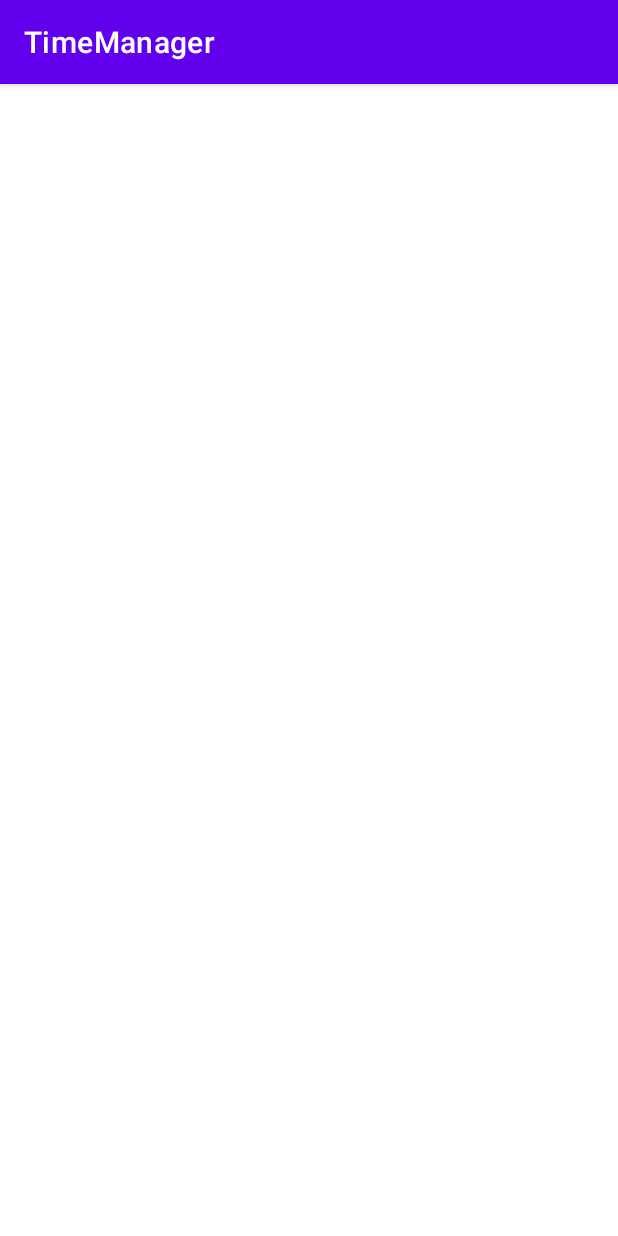
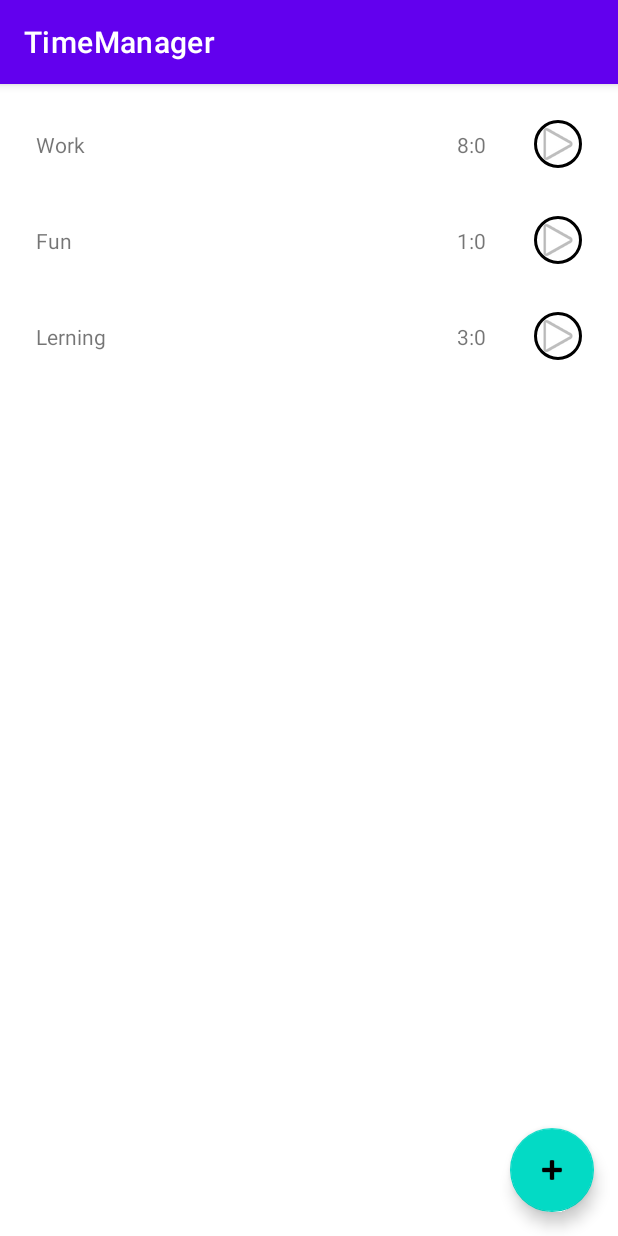
Before and after one commit to lordicase/TimeManager, an Android app: the screen it shows after launch (MainActivity), on a phone screen of 412 x 824 dp. Run offline under Robolectric (Android 15) with nearby library versions, the phone set to English and light mode, and no system bars.

Commit message:
added RecycleViev Adapter

```diff
--- a/app/src/main/java/com/example/timemanager/MainActivity.java
+++ b/app/src/main/java/com/example/timemanager/MainActivity.java
@@ -1,14 +1,26 @@
 package com.example.timemanager;
 
 import androidx.appcompat.app.AppCompatActivity;
+import androidx.recyclerview.widget.LinearLayoutManager;
+import androidx.recyclerview.widget.RecyclerView;
 
 import android.os.Bundle;
 
 public class MainActivity extends AppCompatActivity {
+    public static RecyclerView recycleView;
+    String project[], time[];
 
     @Override
     protected void onCreate(Bundle savedInstanceState) {
         super.onCreate(savedInstanceState);
         setContentView(R.layout.activity_main);
+        recycleView = (RecyclerView) findViewById(R.id.recyclerview);
+
+        project = getResources().getStringArray(R.array.Project);
+        time = getResources().getStringArray(R.array.Time);
+
+        Project_Adapter projectAdapter = new Project_Adapter(this, project,time);
+        recycleView.setAdapter(projectAdapter);
+        recycleView.setLayoutManager(new LinearLayoutManager(this));
     }
 }
--- a/app/src/main/java/com/example/timemanager/Project_Adapter.java
+++ b/app/src/main/java/com/example/timemanager/Project_Adapter.java
@@ -1,18 +1,20 @@
 package com.example.timemanager;
 
 import android.content.Context;
+import android.view.LayoutInflater;
 import android.view.View;
 import android.view.ViewGroup;
+import android.widget.TextView;
 
 import androidx.annotation.NonNull;
 import androidx.recyclerview.widget.RecyclerView;
 
-public class Project_RecyclerViev extends RecyclerView.Adapter<Project_RecyclerViev.ViewHolder> {
+public class Project_Adapter extends RecyclerView.Adapter<Project_Adapter.ViewHolder> {
 
     String project[], time[];
     Context context;
 
-    public Project_RecyclerViev(Context ct, String pro[], String tm[]){
+    public Project_Adapter(Context ct, String pro[], String tm[]){
     context = ct;
     project=pro;
     time=tm;
@@ -21,22 +23,30 @@ public class Project_RecyclerViev extends RecyclerView.Adapter<Project_RecyclerV
     @NonNull
     @Override
     public ViewHolder onCreateViewHolder(@NonNull ViewGroup parent, int viewType) {
-        return null;
+        LayoutInflater inflater = LayoutInflater.from(context);
+        View view = inflater.inflate(R.layout.item_project, parent, false);
+        return new ViewHolder(view);
+
     }
 
     @Override
     public void onBindViewHolder(@NonNull ViewHolder holder, int position) {
-
+        holder.project_tv.setText(project[position]);
+        holder.time_tv.setText(time[position]);
     }
 
     @Override
     public int getItemCount() {
-        return 0;
+        return project.length;
     }
 
     public class ViewHolder extends RecyclerView.ViewHolder {
+        TextView project_tv, time_tv;
+
         public ViewHolder(@NonNull View itemView) {
             super(itemView);
+            project_tv = itemView.findViewById(R.id.textView1);
+            time_tv = itemView.findViewById(R.id.textView2);
         }
     }
 }
--- a/app/src/main/res/drawable/item_bg.xml
+++ b/app/src/main/res/drawable/item_bg.xml
@@ -1,4 +1,4 @@
 <shape xmlns:android="http://schemas.android.com/apk/res/android" android:shape="rectangle" >
     <solid android:color="@color/light_gray" />
-    <stroke android:width="1dip" android:color="#4fa5d5"/>
+    <stroke android:width="5dip" android:color="#4fa5d5"/>
 </shape>
--- a/app/src/main/res/drawable/roundedbutton.xml
+++ b/app/src/main/res/drawable/roundedbutton.xml
@@ -1,4 +1,8 @@
 <?xml version="1.0" encoding="utf-8"?>
-<selector xmlns:android="http://schemas.android.com/apk/res/android">
-
-</selector>
+<shape xmlns:android="http://schemas.android.com/apk/res/android"
+    android:shape="oval">
+    <solid
+        android:color="#ffffff"
+        />
+    <stroke android:width="2dip" android:color="@color/black"/>
+</shape>
--- a/app/src/main/res/layout/activity_main.xml
+++ b/app/src/main/res/layout/activity_main.xml
@@ -7,9 +7,27 @@
     android:layout_height="match_parent"
     tools:context=".MainActivity">
 
+    <com.google.android.material.floatingactionbutton.FloatingActionButton
+        android:id="@+id/fab"
+        android:layout_width="wrap_content"
+        android:layout_height="wrap_content"
+        android:layout_gravity="bottom|end"
+        android:layout_marginEnd="16dp"
+        android:layout_marginBottom="16dp"
+        app:layout_constraintBottom_toBottomOf="parent"
+        app:layout_constraintEnd_toEndOf="parent"
+        app:srcCompat="@android:drawable/ic_input_add" />
+
     <androidx.recyclerview.widget.RecyclerView
+        android:id="@+id/recyclerview"
         android:layout_width="match_parent"
         android:layout_height="match_parent"
-        tools:layout_editor_absoluteX="141dp"
-        tools:layout_editor_absoluteY="262dp" />
+        android:layout_marginStart="8dp"
+        android:layout_marginTop="8dp"
+        android:layout_marginEnd="8dp"
+        android:layout_marginBottom="8dp"
+        app:layout_constraintBottom_toBottomOf="parent"
+        app:layout_constraintEnd_toEndOf="parent"
+        app:layout_constraintStart_toStartOf="parent"
+        app:layout_constraintTop_toTopOf="parent" />
 </androidx.constraintlayout.widget.ConstraintLayout>
--- a/app/src/main/res/layout/item_project.xml
+++ b/app/src/main/res/layout/item_project.xml
@@ -13,30 +13,33 @@
         app:layout_constraintBottom_toBottomOf="parent"
         app:layout_constraintEnd_toEndOf="parent"
         app:layout_constraintStart_toStartOf="parent"
+        app:layout_constraintTop_toTopOf="parent"
+        android:layout_height="match_parent"
+        android:layout_width="match_parent" />
+
+    <TextView
+        android:id="@+id/textView1"
+        android:layout_width="wrap_content"
+        android:layout_height="wrap_content"
+        android:layout_marginStart="16dp"
+        android:text="Title"
+        app:layout_constraintBottom_toBottomOf="parent"
+        app:layout_constraintStart_toStartOf="parent"
         app:layout_constraintTop_toTopOf="parent" />
 
     <TextView
         android:id="@+id/textView2"
         android:layout_width="wrap_content"
         android:layout_height="wrap_content"
-        android:layout_marginStart="16dp"
-        android:layout_marginTop="32dp"
-        android:text="Title"
-        app:layout_constraintStart_toStartOf="parent"
-        app:layout_constraintTop_toTopOf="parent" />
-
-    <TextView
-        android:id="@+id/textView3"
-        android:layout_width="wrap_content"
-        android:layout_height="wrap_content"
-        android:layout_marginTop="32dp"
         android:layout_marginEnd="32dp"
         android:text="Time"
+        app:layout_constraintBottom_toBottomOf="parent"
         app:layout_constraintEnd_toStartOf="@+id/imageButton"
         app:layout_constraintTop_toTopOf="parent" />
 
     <ImageButton
         android:id="@+id/imageButton"
+        android:background="@drawable/roundedbutton"
         android:layout_width="wrap_content"
         android:layout_height="wrap_content"
         android:layout_marginTop="16dp"
--- a/app/src/main/res/values/strings.xml
+++ b/app/src/main/res/values/strings.xml
@@ -1,3 +1,15 @@
 <resources>
     <string name="app_name">TimeManager</string>
+
+    <string-array name="Project">
+        <item>Work</item>
+        <item>Fun</item>
+        <item>Lerning</item>
+    </string-array>
+
+    <string-array name="Time">
+        <item>8:0</item>
+        <item>1:0</item>
+        <item>3:0</item>
+    </string-array>
 </resources>
```
